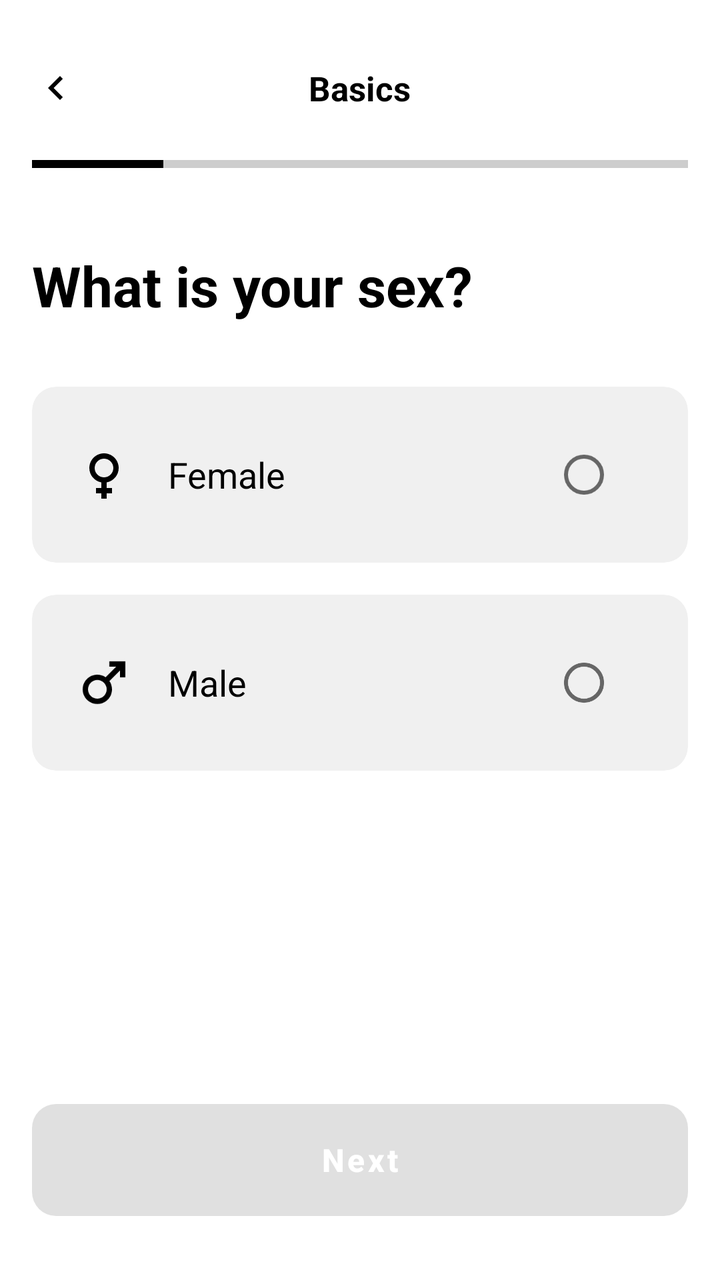
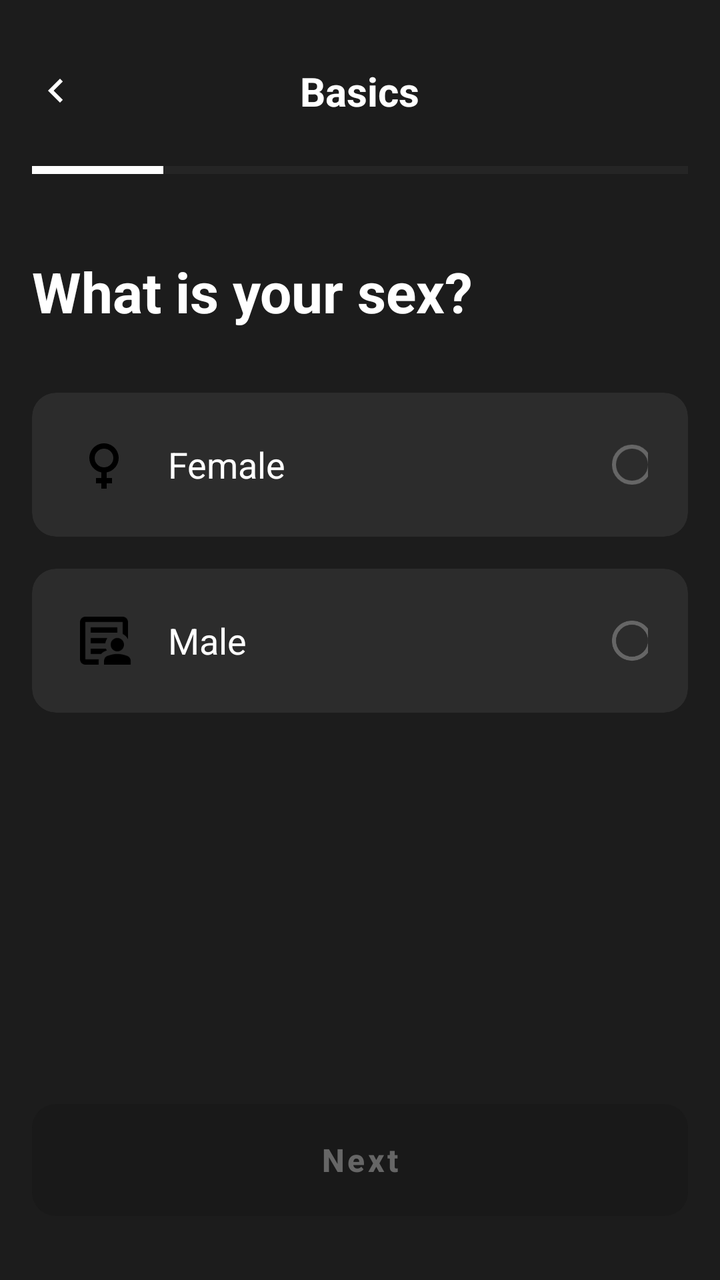

Before-and-after screenshots of an Android layout around one commit, followed by the original layout XML and the change that was made.
<!-- AndroidManifest.xml: application theme Theme.fitbite -->
<!-- res/layout/activity_basics_sex.xml -->
<?xml version="1.0" encoding="utf-8"?>
<LinearLayout xmlns:android="http://schemas.android.com/apk/res/android"
    xmlns:app="http://schemas.android.com/apk/res-auto"
    android:layout_width="match_parent"
    android:layout_height="match_parent"
    android:orientation="vertical"
    android:background="@color/backgroundPrimary"
    android:padding="16dp">

    <RelativeLayout
        android:layout_width="match_parent"
        android:layout_height="wrap_content"
        android:paddingVertical="16dp">

        <ImageView
            android:id="@+id/btnBack"
            android:layout_width="24dp"
            android:layout_height="24dp"
            android:layout_alignParentStart="true"
            android:layout_centerVertical="true"
            android:src="@drawable/ic_back_arrow"
	    app:tint="@color/textPrimary"
            android:contentDescription="Back" />

        <TextView
            android:layout_width="wrap_content"
            android:layout_height="wrap_content"
            android:layout_centerInParent="true"
            android:text="Basics"
            android:textColor="@color/textPrimary"
            android:textSize="17sp"
            android:textStyle="bold" />
    </RelativeLayout>

    <ProgressBar
        android:id="@+id/progressBar"
        style="?android:attr/progressBarStyleHorizontal"
        android:layout_width="match_parent"
        android:layout_height="4dp"
        android:layout_marginTop="8dp"
        android:progress="20"
        android:progressTint="@color/textPrimary"
        android:progressBackgroundTint="#404040" />

    <TextView
        android:layout_width="wrap_content"
        android:layout_height="wrap_content"
        android:layout_marginTop="40dp"
        android:text="What is your sex?"
        android:textColor="@color/textPrimary"
        android:textSize="28sp"
        android:textStyle="bold" />

    <androidx.cardview.widget.CardView
        android:id="@+id/cardFemale"
        android:layout_width="match_parent"
        android:layout_height="wrap_content"
        android:layout_marginTop="32dp"
        app:cardBackgroundColor="@color/backgroundSecondary"
        app:cardCornerRadius="12dp"
        app:cardElevation="0dp">

        <RelativeLayout
            android:layout_width="match_parent"
            android:layout_height="wrap_content"
            android:padding="20dp">

            <ImageView
                android:id="@+id/iconFemale"
                android:layout_width="32dp"
                android:layout_height="32dp"
                android:layout_alignParentStart="true"
                android:layout_centerVertical="true"
                android:src="@drawable/ic_female"
		app:tint="@color/textPrimary"
                android:contentDescription="Female icon" />

            <TextView
                android:layout_width="wrap_content"
                android:layout_height="wrap_content"
                android:layout_centerVertical="true"
                android:layout_marginStart="16dp"
                android:layout_toEndOf="@id/iconFemale"
                android:text="Female"
                android:textColor="@color/textPrimary"
                android:textSize="18sp" />

            <RadioButton
                android:id="@+id/radioFemale"
                android:layout_width="48dp"
                android:layout_height="48dp"
                android:layout_alignParentEnd="true"
                android:layout_centerVertical="true"
                android:buttonTint="#666666" />
        </RelativeLayout>
    </androidx.cardview.widget.CardView>

    <androidx.cardview.widget.CardView
        android:id="@+id/cardMale"
        android:layout_width="match_parent"
        android:layout_height="wrap_content"
        android:layout_marginTop="16dp"
        app:cardBackgroundColor="@color/backgroundSecondary"
        app:cardCornerRadius="12dp"
        app:cardElevation="0dp">

        <RelativeLayout
            android:layout_width="match_parent"
            android:layout_height="wrap_content"
            android:padding="20dp">

            <ImageView
                android:id="@+id/iconMale"
                android:layout_width="32dp"
                android:layout_height="32dp"
                android:layout_alignParentStart="true"
                android:layout_centerVertical="true"
                android:src="@drawable/ic_male2"
		app:tint="@color/textPrimary"
                android:contentDescription="Male icon" />

            <TextView
                android:layout_width="wrap_content"
                android:layout_height="wrap_content"
                android:layout_centerVertical="true"
                android:layout_marginStart="16dp"
                android:layout_toEndOf="@id/iconMale"
                android:text="Male"
                android:textColor="@color/textPrimary"
                android:textSize="18sp" />

            <RadioButton
                android:id="@+id/radioMale"
                android:layout_width="48dp"
                android:layout_height="48dp"
                android:layout_alignParentEnd="true"
                android:layout_centerVertical="true"
                android:buttonTint="#666666" />
        </RelativeLayout>
    </androidx.cardview.widget.CardView>

    <Space
        android:layout_width="match_parent"
        android:layout_height="0dp"
        android:layout_weight="1" />

    <Button
        android:id="@+id/btnNext"
        android:layout_width="match_parent"
        android:layout_height="56dp"
        android:layout_marginBottom="16dp"
        android:background="@drawable/button_disabled_background"
        android:enabled="false"
        android:text="Next"
        android:textAllCaps="false"
        android:textColor="#FFFFFF"
        android:textSize="16sp"
        android:textStyle="bold" />

</LinearLayout>
<!-- resources referenced by this layout -->
<resources>
  <color name="backgroundPrimary">#FFFFFF</color>
  <color name="backgroundSecondary">#F0F0F0</color>
  <color name="textPrimary">#000000</color>
  <!-- drawable button_disabled_background (drawable) -->
  <shape xmlns:android="http://schemas.android.com/apk/res/android"
      android:shape="rectangle">
      <solid android:color="#666666" />
      <corners android:radius="12dp" />
  </shape>
  <!-- drawable ic_back_arrow (drawable) -->
  <vector xmlns:android="http://schemas.android.com/apk/res/android"
      android:width="24dp"
      android:height="24dp"
      android:viewportWidth="24"
      android:viewportHeight="24">
      <path
          android:fillColor="#FFFFFF"
          android:pathData="M15.41,7.41L14,6l-6,6 6,6 1.41,-1.41L10.83,12z"/>
  </vector>
  <!-- drawable ic_female (drawable) -->
  <vector xmlns:android="http://schemas.android.com/apk/res/android" android:height="24dp" android:tint="#000000" android:viewportHeight="24" android:viewportWidth="24" android:width="24dp">
        
      <path android:fillColor="@android:color/white" android:pathData="M17.5,9.5C17.5,6.46 15.04,4 12,4S6.5,6.46 6.5,9.5c0,2.7 1.94,4.93 4.5,5.4V17H9v2h2v2h2v-2h2v-2h-2v-2.1C15.56,14.43 17.5,12.2 17.5,9.5zM8.5,9.5C8.5,7.57 10.07,6 12,6s3.5,1.57 3.5,3.5S13.93,13 12,13S8.5,11.43 8.5,9.5z"/>
      
  </vector>
  <!-- drawable ic_male2 (drawable) -->
  <vector xmlns:android="http://schemas.android.com/apk/res/android" android:height="24dp" android:tint="#000000" android:viewportHeight="24" android:viewportWidth="24" android:width="24dp">
        
      <path android:fillColor="@android:color/white" android:pathData="M9.5,11c1.93,0 3.5,1.57 3.5,3.5S11.43,18 9.5,18S6,16.43 6,14.5S7.57,11 9.5,11zM9.5,9C6.46,9 4,11.46 4,14.5S6.46,20 9.5,20s5.5,-2.46 5.5,-5.5c0,-1.16 -0.36,-2.23 -0.97,-3.12L18,7.42V10h2V4h-6v2h2.58l-3.97,3.97C11.73,9.36 10.66,9 9.5,9z"/>
      
  </vector>
  <style name="Theme.fitbite" parent="Theme.MaterialComponents.DayNight.NoActionBar">
          
          <item name="colorPrimary">@color/purple_500</item>
          <item name="colorPrimaryVariant">@color/purple_700</item>
          <item name="colorOnPrimary">@color/white</item>
          
          <item name="colorSecondary">@color/teal_200</item>
          <item name="colorSecondaryVariant">@color/teal_700</item>
          <item name="colorOnSecondary">@color/black</item>
          
          <item name="android:statusBarColor">?attr/colorPrimaryVariant</item>
          
      </style>
  <color name="purple_500">#FF6200EE</color>
  <color name="purple_700">#FF3700B3</color>
  <color name="white">#FFFFFFFF</color>
  <color name="teal_200">#FF03DAC5</color>
  <color name="teal_700">#FF018786</color>
  <color name="black">#FF000000</color>
</resources>

<!-- the commit's change to res/layout/activity_basics_sex.xml (unified diff, before → after) -->
@@ -4,7 +4,7 @@
     android:layout_width="match_parent"
     android:layout_height="match_parent"
     android:orientation="vertical"
-    android:background="@color/backgroundPrimary"
+    android:background="#1C1C1C"
     android:padding="16dp">
 
     <RelativeLayout
@@ -19,7 +19,6 @@
             android:layout_alignParentStart="true"
             android:layout_centerVertical="true"
             android:src="@drawable/ic_back_arrow"
-	    app:tint="@color/textPrimary"
             android:contentDescription="Back" />
 
         <TextView
@@ -27,8 +26,8 @@
             android:layout_height="wrap_content"
             android:layout_centerInParent="true"
             android:text="Basics"
-            android:textColor="@color/textPrimary"
-            android:textSize="17sp"
+            android:textColor="#FFFFFF"
+            android:textSize="20sp"
             android:textStyle="bold" />
     </RelativeLayout>
 
@@ -39,7 +38,7 @@
         android:layout_height="4dp"
         android:layout_marginTop="8dp"
         android:progress="20"
-        android:progressTint="@color/textPrimary"
+        android:progressTint="#FFFFFF"
         android:progressBackgroundTint="#404040" />
 
     <TextView
@@ -47,7 +46,7 @@
         android:layout_height="wrap_content"
         android:layout_marginTop="40dp"
         android:text="What is your sex?"
-        android:textColor="@color/textPrimary"
+        android:textColor="#FFFFFF"
         android:textSize="28sp"
         android:textStyle="bold" />
 
@@ -56,7 +55,7 @@
         android:layout_width="match_parent"
         android:layout_height="wrap_content"
         android:layout_marginTop="32dp"
-        app:cardBackgroundColor="@color/backgroundSecondary"
+        app:cardBackgroundColor="#2C2C2C"
         app:cardCornerRadius="12dp"
         app:cardElevation="0dp">
 
@@ -72,7 +71,6 @@
                 android:layout_alignParentStart="true"
                 android:layout_centerVertical="true"
                 android:src="@drawable/ic_female"
-		app:tint="@color/textPrimary"
                 android:contentDescription="Female icon" />
 
             <TextView
@@ -82,13 +80,13 @@
                 android:layout_marginStart="16dp"
                 android:layout_toEndOf="@id/iconFemale"
                 android:text="Female"
-                android:textColor="@color/textPrimary"
+                android:textColor="#FFFFFF"
                 android:textSize="18sp" />
 
             <RadioButton
                 android:id="@+id/radioFemale"
-                android:layout_width="48dp"
-                android:layout_height="48dp"
+                android:layout_width="24dp"
+                android:layout_height="24dp"
                 android:layout_alignParentEnd="true"
                 android:layout_centerVertical="true"
                 android:buttonTint="#666666" />
@@ -100,7 +98,7 @@
         android:layout_width="match_parent"
         android:layout_height="wrap_content"
         android:layout_marginTop="16dp"
-        app:cardBackgroundColor="@color/backgroundSecondary"
+        app:cardBackgroundColor="#2C2C2C"
         app:cardCornerRadius="12dp"
         app:cardElevation="0dp">
 
@@ -115,8 +113,7 @@
                 android:layout_height="32dp"
                 android:layout_alignParentStart="true"
                 android:layout_centerVertical="true"
-                android:src="@drawable/ic_male2"
-		app:tint="@color/textPrimary"
+                android:src="@drawable/ic_male"
                 android:contentDescription="Male icon" />
 
             <TextView
@@ -126,13 +123,13 @@
                 android:layout_marginStart="16dp"
                 android:layout_toEndOf="@id/iconMale"
                 android:text="Male"
-                android:textColor="@color/textPrimary"
+                android:textColor="#FFFFFF"
                 android:textSize="18sp" />
 
             <RadioButton
                 android:id="@+id/radioMale"
-                android:layout_width="48dp"
-                android:layout_height="48dp"
+                android:layout_width="24dp"
+                android:layout_height="24dp"
                 android:layout_alignParentEnd="true"
                 android:layout_centerVertical="true"
                 android:buttonTint="#666666" />
@@ -153,7 +150,7 @@
         android:enabled="false"
         android:text="Next"
         android:textAllCaps="false"
-        android:textColor="#FFFFFF"
+        android:textColor="#666666"
         android:textSize="16sp"
         android:textStyle="bold" />
 
<!-- resource entries referenced after the edit -->
@@ -1,8 +1,5 @@
 <!-- resources referenced by this layout -->
 <resources>
-  <color name="backgroundPrimary">#FFFFFF</color>
-  <color name="backgroundSecondary">#F0F0F0</color>
-  <color name="textPrimary">#000000</color>
   <!-- drawable button_disabled_background (drawable) -->
   <shape xmlns:android="http://schemas.android.com/apk/res/android"
       android:shape="rectangle">
@@ -25,10 +22,10 @@
       <path android:fillColor="@android:color/white" android:pathData="M17.5,9.5C17.5,6.46 15.04,4 12,4S6.5,6.46 6.5,9.5c0,2.7 1.94,4.93 4.5,5.4V17H9v2h2v2h2v-2h2v-2h-2v-2.1C15.56,14.43 17.5,12.2 17.5,9.5zM8.5,9.5C8.5,7.57 10.07,6 12,6s3.5,1.57 3.5,3.5S13.93,13 12,13S8.5,11.43 8.5,9.5z"/>
       
   </vector>
-  <!-- drawable ic_male2 (drawable) -->
-  <vector xmlns:android="http://schemas.android.com/apk/res/android" android:height="24dp" android:tint="#000000" android:viewportHeight="24" android:viewportWidth="24" android:width="24dp">
+  <!-- drawable ic_male (drawable) -->
+  <vector xmlns:android="http://schemas.android.com/apk/res/android" android:height="24dp" android:tint="#000000" android:viewportHeight="960" android:viewportWidth="960" android:width="24dp">
         
-      <path android:fillColor="@android:color/white" android:pathData="M9.5,11c1.93,0 3.5,1.57 3.5,3.5S11.43,18 9.5,18S6,16.43 6,14.5S7.57,11 9.5,11zM9.5,9C6.46,9 4,11.46 4,14.5S6.46,20 9.5,20s5.5,-2.46 5.5,-5.5c0,-1.16 -0.36,-2.23 -0.97,-3.12L18,7.42V10h2V4h-6v2h2.58l-3.97,3.97C11.73,9.36 10.66,9 9.5,9z"/>
+      <path android:fillColor="@android:color/white" android:pathData="M200,760L200,760Q200,760 200,760Q200,760 200,760L200,200Q200,200 200,200Q200,200 200,200L200,200Q200,200 200,200Q200,200 200,200L200,379Q200,370 200,365Q200,360 200,360Q200,360 200,412.5Q200,465 200,540Q200,563 200,585Q200,607 200,627Q200,644 200,675Q200,706 200,760ZM280,520L501,520Q503,498 511,478Q519,458 531,440L280,440L280,520ZM280,680L437,680Q454,660 476,647.5Q498,635 522,627Q518,621 515,614Q512,607 510,600L280,600L280,680ZM280,360L680,360Q680,360 680,360Q680,360 680,360L680,280L280,280L280,360ZM200,840Q167,840 143.5,816.5Q120,793 120,760L120,200Q120,167 143.5,143.5Q167,120 200,120L760,120Q793,120 816.5,143.5Q840,167 840,200L840,458Q826,432 806,412Q786,392 760,379L760,200Q760,200 760,200Q760,200 760,200L200,200Q200,200 200,200Q200,200 200,200L200,760Q200,760 200,760Q200,760 200,760L402,760Q401,766 400.5,772Q400,778 400,784L400,840L200,840ZM680,640Q638,640 609,611Q580,582 580,540Q580,498 609,469Q638,440 680,440Q722,440 751,469Q780,498 780,540Q780,582 751,611Q722,640 680,640ZM480,840L480,784Q480,760 492.5,739.5Q505,719 528,710Q564,695 602.5,687.5Q641,680 680,680Q719,680 757.5,687.5Q796,695 832,710Q855,719 867.5,739.5Q880,760 880,784L880,840L480,840Z"/>
       
   </vector>
   <style name="Theme.fitbite" parent="Theme.MaterialComponents.DayNight.NoActionBar">
